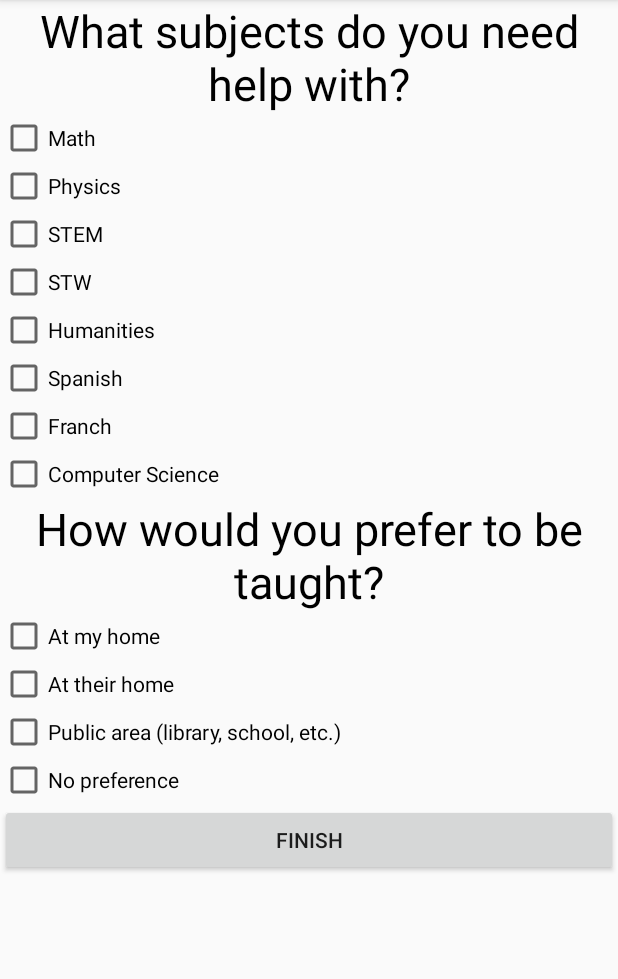
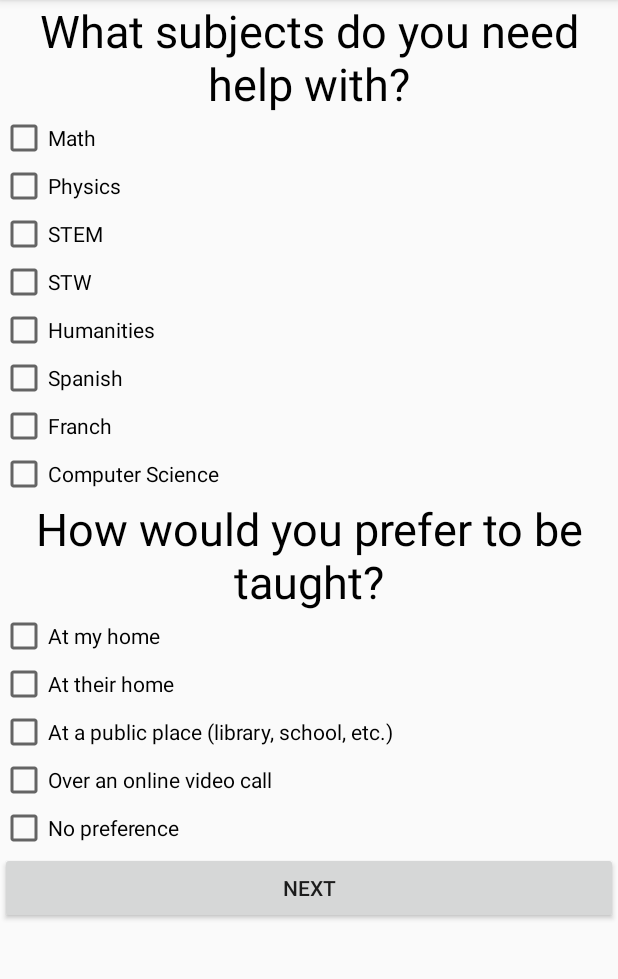
Before and after one commit to DanukGOAT/Android_Apps4Good, an Android app: the StudentQuestions screen opened directly, with no data from a screen before it, on a phone screen of 412 x 824 dp, the part 84-1063 px from its top. Run offline under Robolectric (Android 15) with nearby library versions, the phone set to English and light mode, and no system bars.

Commit message:


```diff
--- a/app/src/main/res/layout/activity_student_questions.xml
+++ b/app/src/main/res/layout/activity_student_questions.xml
@@ -19,8 +19,8 @@
                 android:id="@+id/questionOne"
                 android:layout_width="match_parent"
                 android:layout_height="wrap_content"
-                android:text="What subjects do you need help with?"
                 android:gravity="center"
+                android:text="@string/stdntQuestionOne"
                 android:textColor="@android:color/black"
                 android:textSize="30sp" />
 
@@ -28,88 +28,94 @@
                 android:id="@+id/Q1answer1"
                 android:layout_width="match_parent"
                 android:layout_height="wrap_content"
-                android:text="Math" />
+                android:text="@string/questionOneAnsOne" />
 
             <CheckBox
                 android:id="@+id/Q1answer2"
                 android:layout_width="match_parent"
                 android:layout_height="wrap_content"
-                android:text="Physics" />
+                android:text="@string/questionOneAnsTwo" />
 
             <CheckBox
                 android:id="@+id/Q1answer3"
                 android:layout_width="match_parent"
                 android:layout_height="wrap_content"
-                android:text="STEM" />
+                android:text="@string/questionOneAnsTre" />
 
             <CheckBox
                 android:id="@+id/Q1answer4"
                 android:layout_width="match_parent"
                 android:layout_height="wrap_content"
-                android:text="STW" />
+                android:text="@string/questionOneAnsFor" />
 
             <CheckBox
                 android:id="@+id/Q1answer5"
                 android:layout_width="match_parent"
                 android:layout_height="wrap_content"
-                android:text="Humanities" />
+                android:text="@string/questionOneAnsFiv" />
 
             <CheckBox
                 android:id="@+id/Q1answer6"
                 android:layout_width="match_parent"
                 android:layout_height="wrap_content"
-                android:text="Spanish" />
+                android:text="@string/questionOneAnsSix" />
 
             <CheckBox
                 android:id="@+id/Q1answer7"
                 android:layout_width="match_parent"
                 android:layout_height="wrap_content"
-                android:text="Franch" />
+                android:text="@string/questionOneAnsSvn" />
 
             <CheckBox
                 android:id="@+id/Q1answer8"
                 android:layout_width="match_parent"
                 android:layout_height="wrap_content"
-                android:text="Computer Science" />
+                android:text="@string/questionOneAnsAte" />
 
             <TextView
                 android:id="@+id/questionTwo"
                 android:layout_width="match_parent"
                 android:layout_height="wrap_content"
                 android:gravity="center"
-                android:text="How would you prefer to be taught?"
+                android:text="@string/stdntQuestionTwo"
                 android:textColor="@android:color/black"
                 android:textSize="30sp" />
 
             <CheckBox
-                android:id="@+id/q2Answer"
+                android:id="@+id/q2Answer1"
                 android:layout_width="match_parent"
                 android:layout_height="wrap_content"
-                android:text="At my home" />
+                android:text="@string/questionTwoAnsOne" />
 
             <CheckBox
                 android:id="@+id/q2Answer2"
                 android:layout_width="match_parent"
                 android:layout_height="wrap_content"
-                android:text="At their home" />
+                android:text="@string/questionTwoAnsTwo" />
 
             <CheckBox
                 android:id="@+id/q2Answer3"
                 android:layout_width="match_parent"
                 android:layout_height="wrap_content"
-                android:text="Public area (library, school, etc.)" />
+                android:text="@string/questionTwoAnsTre" />
 
             <CheckBox
                 android:id="@+id/q2Answer4"
                 android:layout_width="match_parent"
                 android:layout_height="wrap_content"
-                android:text="No preference" />
+                android:text="@string/questionTwoAnsFor" />
+
+            <CheckBox
+                android:id="@+id/q2Answer5"
+                android:layout_width="match_parent"
+                android:layout_height="wrap_content"
+                android:text="@string/questionTwoAnsFiv" />
 
             <Button
                 android:id="@+id/finishButton"
                 android:layout_width="match_parent"
                 android:layout_height="wrap_content"
-                android:text="Finish"
+                android:text="@string/next"
                 tools:layout_editor_absoluteX="161dp"
                 tools:layout_editor_absoluteY="587dp" />
         </LinearLayout>
--- a/app/src/main/res/values/strings.xml
+++ b/app/src/main/res/values/strings.xml
@@ -10,4 +10,22 @@
     <string name="title_activity_nav_bar">NavBar</string>
     <string name="debugButtonText">Debug</string>
     <string name="tutorExperience">Insert number of times you have tutored</string>
+    <string name="tutorQuestionOne">What subjects are you comfortable with teaching?</string>
+    <string name="stdntQuestionOne">What subjects do you need help with?</string>
+    <string name="questionOneAnsOne">Math</string>
+    <string name="questionOneAnsTwo">Physics</string>
+    <string name="questionOneAnsTre">STEM</string>
+    <string name="questionOneAnsFor">STW</string>
+    <string name="questionOneAnsFiv">Humanities</string>
+    <string name="questionOneAnsSix">Spanish</string>
+    <string name="questionOneAnsSvn">Franch</string>
+    <string name="questionOneAnsAte">Computer Science</string>
+    <string name="tutorQuestionTwo">How would you prefer to work with a student?</string>
+    <string name="stdntQuestionTwo">How would you prefer to be taught?</string>
+    <string name="questionTwoAnsOne">At my home</string>
+    <string name="questionTwoAnsTwo">At their home</string>
+    <string name="questionTwoAnsTre">At a public place (library, school, etc.)</string>
+    <string name="questionTwoAnsFor">Over an online video call</string>
+    <string name="questionTwoAnsFiv">No preference</string>
+    <string name="next">NEXT</string>
 </resources>
```
Also changed, not shown: app/src/main/res/layout/activity_tutor_questions.xml (+16 -16 lines).
